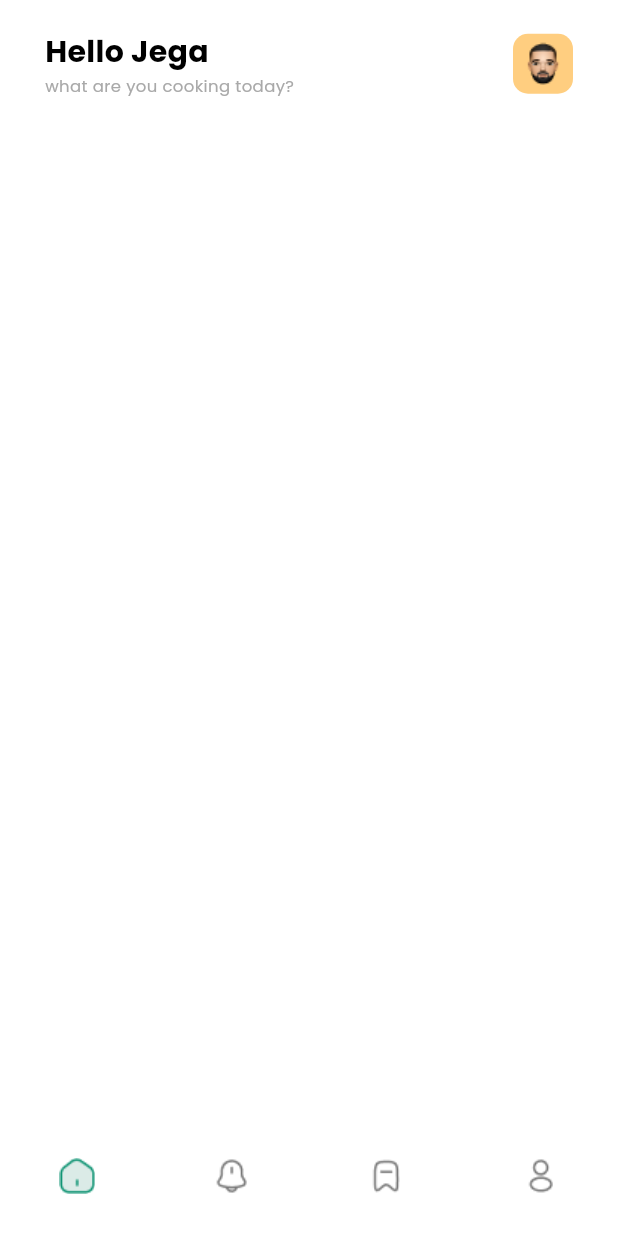
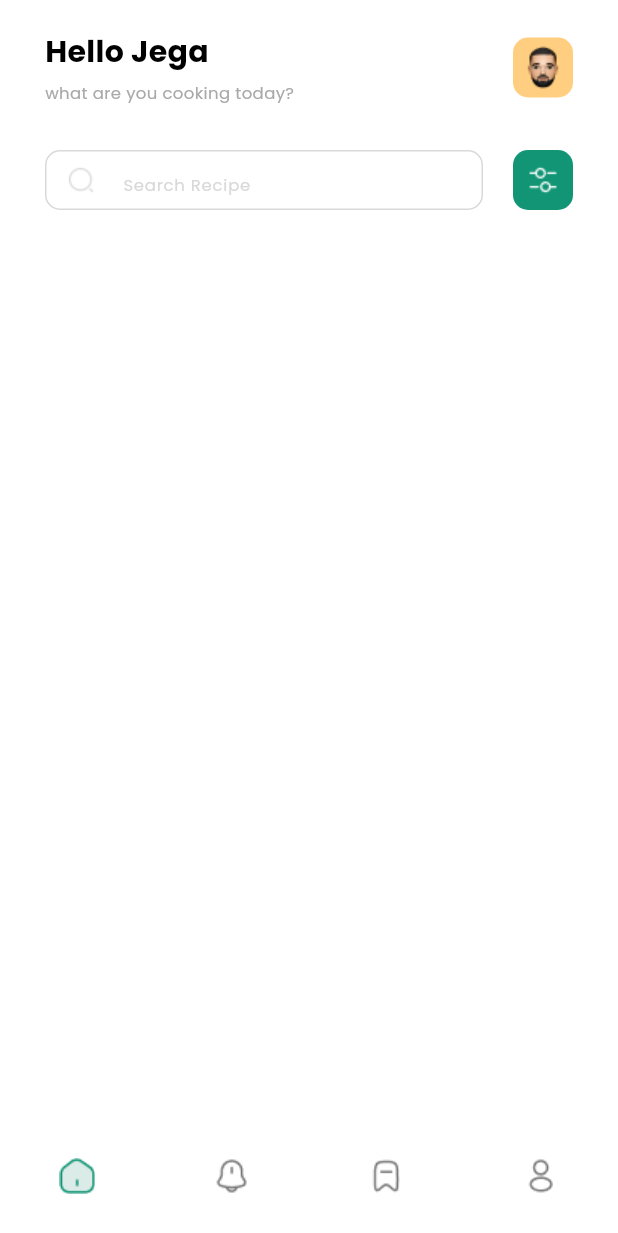
Before and after one commit to hugedreamhd/recipe_app, a Flutter app: the HomeScreen screen opened by its route, on a phone screen of 412 x 824 dp. Shown: the top 1233 px of the screen. Run offline on Flutter 3.47's test engine with Material 3 defaults, Android fonts, the phone set to English and light mode, and no system bars; our stand-ins replace freezed_annotation, go_router; generated files the repository leaves out were written again.

Commit message:
feat: HomeScreen 상단 헤더 UI 구현 #2
- SearchInputField 컴포넌트를 사용한 검색창 구현
- 설정 아이콘 버튼 UI 구현 및 스타일링
  - 아이콘 컨테이너에 primary100 배경색 적용
  - 10px 라운드 처리된 정사각형 버튼 구현
  - asset 이미지로 설정 아이콘 추가

세부 구현:
- SearchInputField에 'Search Recipe' placeholder 추가
- 검색창과 설정 버튼 사이 20px 간격 설정
- 설정 버튼 40x40 사이즈로 구현

```diff
--- a/lib/presentation/home/home_screen.dart
+++ b/lib/presentation/home/home_screen.dart
@@ -1,4 +1,5 @@
 import 'package:flutter/material.dart';
+import 'package:recipe_app/core/presentation/components/seartch_input_field.dart';
 
 import '../../ui/color_styles.dart';
 import '../../ui/text_styles.dart';
@@ -31,6 +32,9 @@ class HomeScreen extends StatelessWidget {
                         'Hello $name',
                         style: TextStyles.largeTextBold,
                       ),
+                      const SizedBox(
+                        height: 5,
+                      ),
                       Text(
                         'what are you cooking today?',
                         style: TextStyles.smallerTextReguler.copyWith(
@@ -51,6 +55,28 @@ class HomeScreen extends StatelessWidget {
                   ),
                 ],
               ),
+              const SizedBox(
+                height: 30,
+              ),
+              Row(
+                children: [
+                  const Expanded(
+                    child: SearchInputField(placeholder: 'Search Recipe'),
+                  ),
+                  const SizedBox(
+                    width: 20,
+                  ),
+                  Container(
+                    height: 40,
+                    width: 40,
+                    decoration: BoxDecoration(
+                      color: ColorStyles.primary100,
+                      borderRadius: BorderRadius.circular(10),
+                    ),
+                    child: Image.asset('assets/images/setting.png'),
+                  ),
+                ],
+              ),
             ],
           ),
         ),
```
Also changed, not shown: assets/images/setting.png (added).
